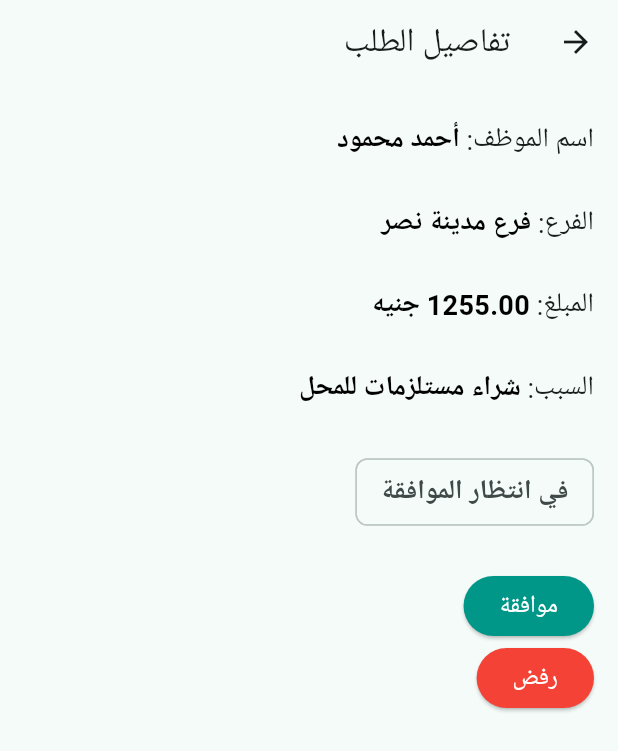
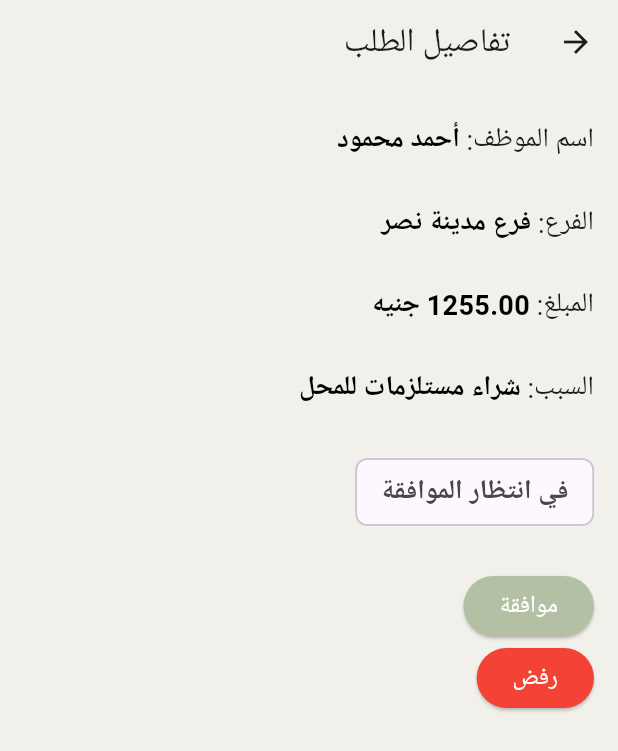
Before and after one commit to BasmalaAhmed/shop_approval_app, a Flutter app: the screen it shows after launch, after a tap on "أحمد محمود", on a phone screen of 412 x 824 dp. Shown: the top 751 px of the screen. Run offline on Flutter 3.47's test engine with Material 3 defaults, Android fonts, the phone set to English and light mode, and no system bars; our stand-ins replace flutter_bloc.

Commit message:
style: update application colors

```diff
--- a/lib/app/shop_approval_app.dart
+++ b/lib/app/shop_approval_app.dart
@@ -22,10 +22,6 @@ class ShopApprovalApp extends StatelessWidget {
         locale: const Locale('ar'),
         supportedLocales: const [Locale('ar')],
         localizationsDelegates: GlobalMaterialLocalizations.delegates,
-        theme: ThemeData(
-          colorScheme: .fromSeed(seedColor: Colors.teal),
-          useMaterial3: true,
-        ),
         home: const ApprovalRequestsPage(),
       ),
     );
--- a/lib/features/approvals/presentation/views/approval_request_details_page.dart
+++ b/lib/features/approvals/presentation/views/approval_request_details_page.dart
@@ -16,7 +16,11 @@ class ApprovalRequestDetailsPage extends StatelessWidget {
   @override
   Widget build(BuildContext context) {
     return Scaffold(
-      appBar: AppBar(title: const Text('تفاصيل الطلب')),
+      backgroundColor: Color(0XFFF1F0EA),
+      appBar: AppBar(
+        title: const Text('تفاصيل الطلب'),
+        backgroundColor: Color(0XFFF1F0EA),
+      ),
       body: BlocBuilder<ApprovalRequestsCubit, ApprovalRequestsState>(
         builder: (context, state) {
           if (state is ApprovalRequestsFailure) {
--- a/lib/features/approvals/presentation/views/approval_requests_page.dart
+++ b/lib/features/approvals/presentation/views/approval_requests_page.dart
@@ -24,7 +24,11 @@ class _ApprovalRequestsPageState extends State<ApprovalRequestsPage> {
   @override
   Widget build(BuildContext context) {
     return Scaffold(
-      appBar: AppBar(title: const Text('طلبات الموافقة')),
+      backgroundColor: Color(0XFFF1F0EA),
+      appBar: AppBar(
+        title: const Text('طلبات الموافقة'),
+        backgroundColor: Color(0XFFF1F0EA),
+      ),
       body: BlocBuilder<ApprovalRequestsCubit, ApprovalRequestsState>(
         builder: (context, state) {
           if (state is ApprovalRequestsInitial ||
--- a/lib/features/approvals/presentation/widgets/approval_button.dart
+++ b/lib/features/approvals/presentation/widgets/approval_button.dart
@@ -1,7 +1,12 @@
 import 'package:flutter/material.dart';
 
 class ApprovalButton extends StatelessWidget {
-  const ApprovalButton({super.key, required this.label, this.buttonColor, required this.onTap});
+  const ApprovalButton({
+    super.key,
+    required this.label,
+    this.buttonColor,
+    required this.onTap,
+  });
   final String label;
   final Color? buttonColor;
   final VoidCallback onTap;
@@ -11,12 +16,9 @@ class ApprovalButton extends StatelessWidget {
     return ElevatedButton(
       onPressed: onTap,
       style: ElevatedButton.styleFrom(
-        backgroundColor: buttonColor ?? Colors.teal,
+        backgroundColor: buttonColor ?? Color(0XFFB3C0A4),
         foregroundColor: Colors.white,
-        textStyle: TextStyle(
-          fontSize: 16,
-          fontWeight: FontWeight.w500,
-        )
+        textStyle: TextStyle(fontSize: 16, fontWeight: FontWeight.w500),
       ),
       child: Text(label),
     );
--- a/lib/features/approvals/presentation/widgets/approval_request_card.dart
+++ b/lib/features/approvals/presentation/widgets/approval_request_card.dart
@@ -42,6 +42,7 @@ class ApprovalRequestCard extends StatelessWidget {
     }
 
     return Card(
+      color: Color(0XFFEAEFD3),
       child: Padding(
         padding: const EdgeInsets.all(16),
         child: Column(
```
